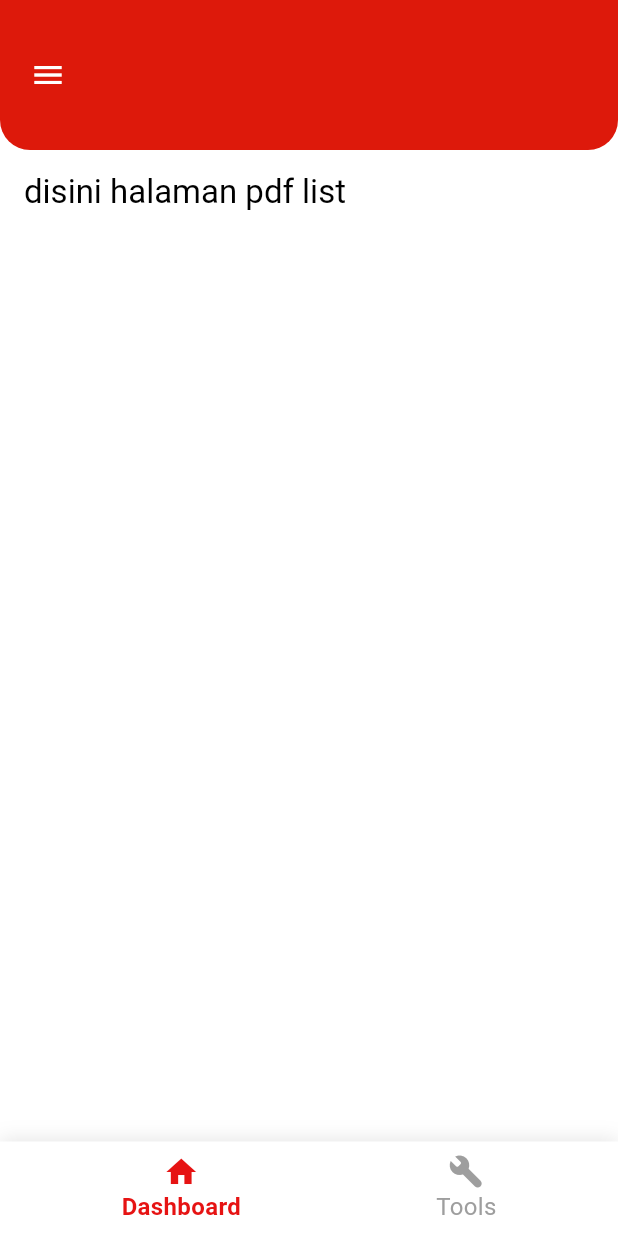
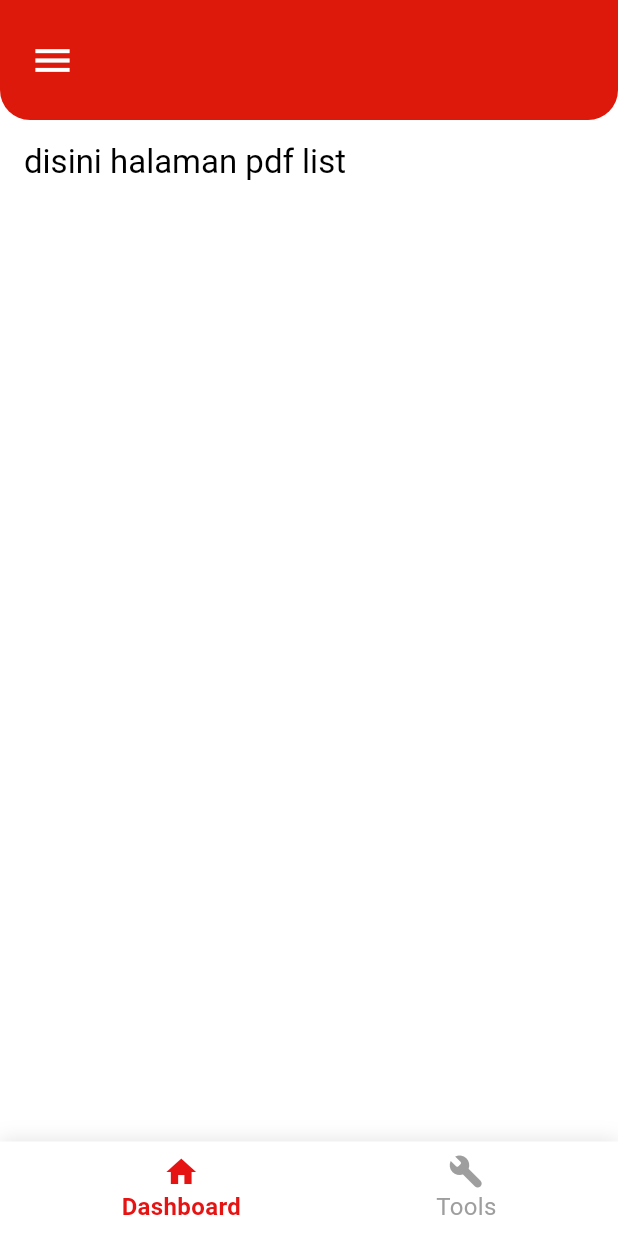
Before and after one commit to mkdm54/easyPDF-app, a Flutter app: the screen it shows after launch, on a phone screen of 412 x 824 dp. Run offline on Flutter 3.47's test engine with Material 3 defaults, Android fonts, the phone set to English and light mode, and no system bars; our stand-ins replace flutter_svg, video_player.

Commit message:
STYLE : mengurangi tinggi dari appbar

```diff
--- a/lib/widgets/custom_app_bar.dart
+++ b/lib/widgets/custom_app_bar.dart
@@ -13,11 +13,11 @@ class CustomAppBar extends StatelessWidget implements PreferredSizeWidget {
         borderRadius: BorderRadius.vertical(bottom: Radius.circular(20)),
       ),
       child: Row(
-        children: const [Icon(Icons.menu_outlined, color: Colors.white)],
+        children: const [Icon(Icons.menu_outlined, color: Colors.white, size: 30,)],
       ),
     );
   }
 
   @override
-  Size get preferredSize => const Size.fromHeight(100);
+  Size get preferredSize => const Size.fromHeight(80);
 }
```
